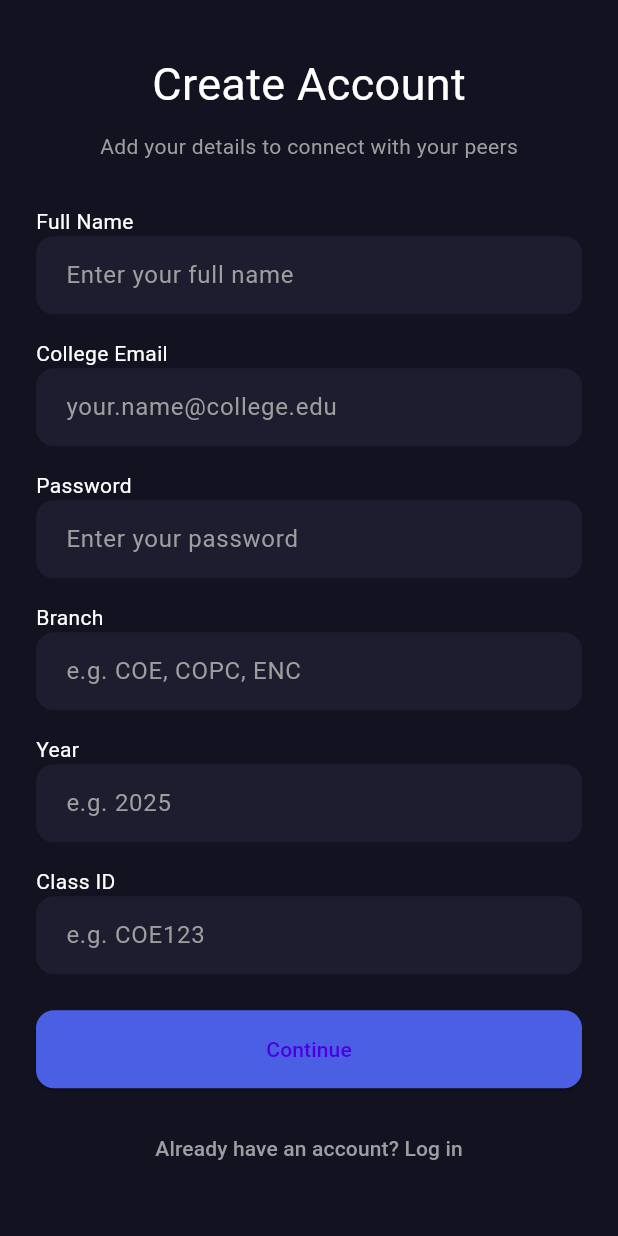
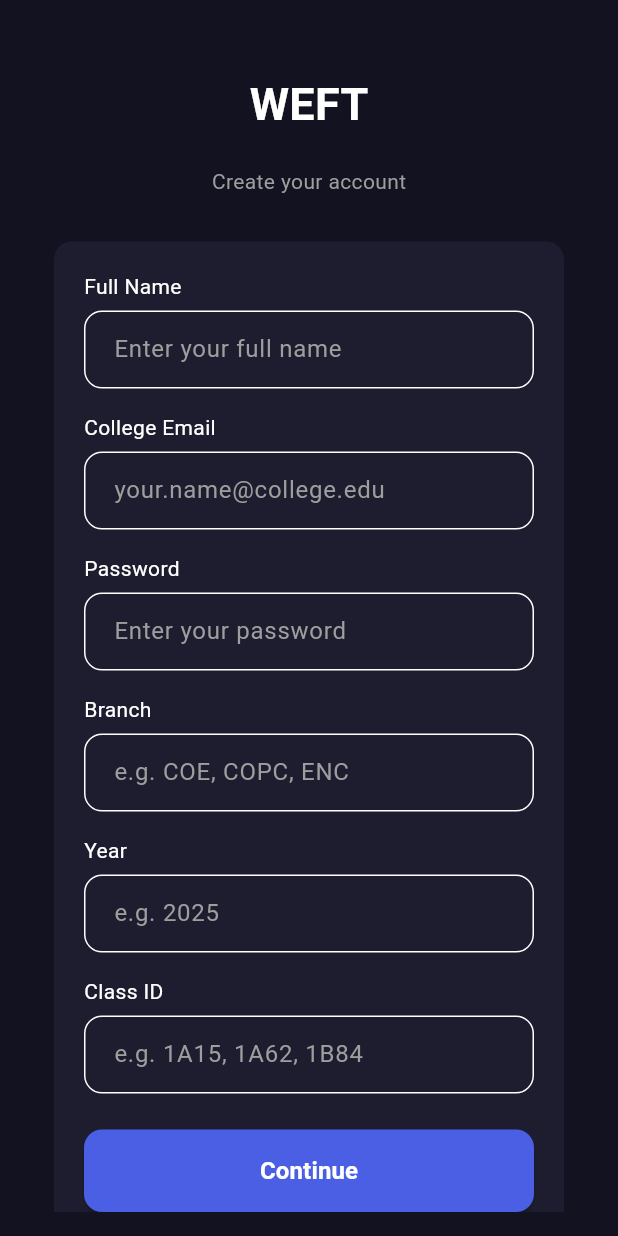
Before and after one commit to WEFT-TIET/FRONTEND, a Flutter app: the screen it shows after launch, after a tap on "Login", after a tap on "Don't have an account? Sign up", on a phone screen of 412 x 824 dp. Run offline on Flutter 3.47's test engine with Material 3 defaults, Android fonts, the phone set to English and light mode, and no system bars; our stand-ins replace flutter_riverpod, flutter_svg, geolocator, google_fonts, shared_preferences.

Commit message:
Login & Signup page theme set

```diff
--- a/frontend_weft/lib/features/auth/view/login_page.dart
+++ b/frontend_weft/lib/features/auth/view/login_page.dart
@@ -29,42 +29,71 @@ class _LoginPageState extends ConsumerState<LoginPage> {
             child: Column(
               children: [
                 const Text(
-                  'Welcome Back!',
-                  style: TextStyle(fontSize: 30, color: Colors.white),
+                  'WEFT',
+                  style: TextStyle(
+                    fontSize: 30,
+                    color: Colors.white,
+                    fontWeight: FontWeight.bold,
                   ),
-                const SizedBox(height: 10),
+                ),
+                const SizedBox(height: 25),
                 const Text(
-                  'Login to your WEFT account',
+                  'Login with your college email',
                   style: TextStyle(color: Colors.grey),
                 ),
                 const SizedBox(height: 30),
-
+                Container(
+                  height: 330,
+                  width: 370,
+                  padding: const EdgeInsets.all(20),
+                  decoration: BoxDecoration(
+                    color: const Color(0xFF1D1D2F),
+                    borderRadius: BorderRadius.circular(12),
+                  ),
+                  child: Column(
+                    children: [
                       _buildLabel("College Email"),
                       _buildInput(emailController, "your.name@college.edu"),
-                const SizedBox(height: 16),
-
+                      const SizedBox(height: 20),
                       _buildLabel("Password"),
-                _buildInput(passwordController, "Enter your password", obscure: true),
-                const SizedBox(height: 30),
-
+                      _buildInput(
+                        passwordController,
+                        "Enter your password",
+                        obscure: true,
+                      ),
+                      const SizedBox(height: 40),
                       SizedBox(
                         width: double.infinity,
                         child: ElevatedButton(
                           onPressed: isLoading ? null : _handleLogin,
                           style: _buttonStyle(),
                           child: isLoading
-                        ? const CircularProgressIndicator(color: Colors.white)
-                        : const Text("Login"),
+                              ? const CircularProgressIndicator(
+                                  color: Colors.white,
+                                )
+                              : const Text(
+                                  "Login",
+                                  style: TextStyle(
+                                    color: Colors.white,
+                                    fontSize: 16,
+                                    fontWeight: FontWeight.bold,
                                   ),
                                 ),
-                const SizedBox(height: 16),
+                        ),
+                      ),
+                    ],
+                  ),
+                ),
+                const SizedBox(height: 20),
 
                 TextButton(
                   onPressed: () {
                     Navigator.pushReplacementNamed(context, '/signup');
                   },
-                  child: const Text("Don't have an account? Sign up",
-                      style: TextStyle(color: Colors.grey)),
+                  child: const Text(
+                    "Don't have an account? Sign up",
+                    style: TextStyle(color: Colors.grey),
+                  ),
                 ),
               ],
             ),
@@ -74,10 +103,19 @@ class _LoginPageState extends ConsumerState<LoginPage> {
     );
   }
 
-  Widget _buildLabel(String text) =>
-      Align(alignment: Alignment.centerLeft, child: Text(text, style: const TextStyle(color: Colors.white)));
+  Widget _buildLabel(String text) => Align(
+    alignment: Alignment.centerLeft,
+    child: Padding(
+      padding: const EdgeInsets.all(6.0),
+      child: Text(text, style: const TextStyle(color: Colors.white)),
+    ),
+  );
 
-  Widget _buildInput(TextEditingController c, String hint, {bool obscure = false}) => TextFormField(
+  Widget _buildInput(
+    TextEditingController c,
+    String hint, {
+    bool obscure = false,
+  }) => TextFormField(
     controller: c,
     obscureText: obscure,
     style: const TextStyle(color: Colors.white),
@@ -86,7 +124,10 @@ class _LoginPageState extends ConsumerState<LoginPage> {
       hintStyle: const TextStyle(color: Colors.grey),
       filled: true,
       fillColor: const Color(0xFF1D1D2F),
-          border: OutlineInputBorder(borderRadius: BorderRadius.circular(12), borderSide: BorderSide.none),
+      border: OutlineInputBorder(
+        borderRadius: BorderRadius.circular(12),
+        borderSide: BorderSide(color: Colors.grey),
+      ),
       contentPadding: const EdgeInsets.symmetric(horizontal: 16, vertical: 14),
     ),
     validator: (v) => v!.isEmpty ? 'Required' : null,
@@ -103,7 +144,9 @@ class _LoginPageState extends ConsumerState<LoginPage> {
 
     setState(() => isLoading = true);
 
-    final success = await ref.read(authViewModelProvider.notifier).login(
+    final success = await ref
+        .read(authViewModelProvider.notifier)
+        .login(
           email: emailController.text.trim(),
           password: passwordController.text.trim(),
           context: context,
--- a/frontend_weft/lib/features/auth/view/signup_page.dart
+++ b/frontend_weft/lib/features/auth/view/signup_page.dart
@@ -25,24 +25,38 @@ class _SignupPageState extends ConsumerState<SignupPage> {
   Widget build(BuildContext context) {
     return Scaffold(
       backgroundColor: const Color(0xFF121221),
-      body: Center(
+      body: SafeArea(
+        child: Padding(
+          padding: const EdgeInsets.all(16.0),
+          child: Center(
             child: SingleChildScrollView(
-          padding: const EdgeInsets.symmetric(horizontal: 24),
+              padding: const EdgeInsets.symmetric(horizontal: 20, vertical: 32),
               child: Form(
                 key: _formKey,
                 child: Column(
                   children: [
                     const Text(
-                  'Create Account',
-                  style: TextStyle(fontSize: 30, color: Colors.white),
+                      'WEFT',
+                      style: TextStyle(
+                        fontSize: 30,
+                        color: Colors.white,
+                        fontWeight: FontWeight.bold,
                       ),
-                const SizedBox(height: 10),
+                    ),
+                    const SizedBox(height: 20),
                     const Text(
-                  'Add your details to connect with your peers',
+                      'Create your account',
                       style: TextStyle(color: Colors.grey),
                     ),
                     const SizedBox(height: 30),
-
+                    Container(
+                      padding: const EdgeInsets.all(20),
+                      decoration: BoxDecoration(
+                        color: const Color(0xFF1D1D2F),
+                        borderRadius: BorderRadius.circular(12),
+                      ),
+                      child: Column(
+                        children: [
                           _buildLabel("Full Name"),
                           _buildInput(nameController, "Enter your full name"),
                           const SizedBox(height: 16),
@@ -64,7 +78,7 @@ class _SignupPageState extends ConsumerState<SignupPage> {
                           const SizedBox(height: 16),
 
                           _buildLabel("Class ID"),
-                _buildInput(classIdController, "e.g. COE123"),
+                          _buildInput(classIdController, "e.g. 1A15, 1A62, 1B84"),
                           const SizedBox(height: 24),
 
                           SizedBox(
@@ -74,19 +88,32 @@ class _SignupPageState extends ConsumerState<SignupPage> {
                               style: _buttonStyle(),
                               child: isLoading
                                   ? const CircularProgressIndicator(color: Colors.white)
-                        : const Text("Continue"),
+                                  : const Text(
+                                      "Continue",
+                                      style: TextStyle(
+                                        color: Colors.white,
+                                        fontSize: 16,
+                                        fontWeight: FontWeight.bold,
+                                      ),
+                                    ),
+                            ),
+                          ),
+                        ],
                       ),
                     ),
                     const SizedBox(height: 16),
-
                     TextButton(
                       onPressed: () {
                         Navigator.pushReplacementNamed(context, '/login');
                       },
-                  child: const Text("Already have an account? Log in",
-                      style: TextStyle(color: Colors.grey)),
+                      child: const Text(
+                        "Already have an account? Log in",
+                        style: TextStyle(color: Colors.grey),
+                      ),
                     ),
                   ],
+                ),
+              ),
             ),
           ),
         ),
@@ -96,11 +123,17 @@ class _SignupPageState extends ConsumerState<SignupPage> {
 
   Widget _buildLabel(String text) => Align(
         alignment: Alignment.centerLeft,
+        child: Padding(
+          padding: const EdgeInsets.only(bottom: 6.0),
           child: Text(text, style: const TextStyle(color: Colors.white)),
+        ),
       );
 
-  Widget _buildInput(TextEditingController controller, String hint,
-          {bool obscure = false}) =>
+  Widget _buildInput(
+    TextEditingController controller,
+    String hint, {
+    bool obscure = false,
+  }) =>
       TextFormField(
         controller: controller,
         obscureText: obscure,
@@ -112,10 +145,9 @@ class _SignupPageState extends ConsumerState<SignupPage> {
           fillColor: const Color(0xFF1D1D2F),
           border: OutlineInputBorder(
             borderRadius: BorderRadius.circular(12),
-            borderSide: BorderSide.none,
+            borderSide: const BorderSide(color: Colors.grey),
           ),
-          contentPadding:
-              const EdgeInsets.symmetric(horizontal: 16, vertical: 14),
+          contentPadding: const EdgeInsets.symmetric(horizontal: 16, vertical: 14),
         ),
         validator: (value) => value!.isEmpty ? 'Required' : null,
       );
@@ -123,9 +155,7 @@ class _SignupPageState extends ConsumerState<SignupPage> {
   ButtonStyle _buttonStyle() => ElevatedButton.styleFrom(
         backgroundColor: const Color(0xFF4A5FE4),
         padding: const EdgeInsets.symmetric(vertical: 16),
-        shape: RoundedRectangleBorder(
-          borderRadius: BorderRadius.circular(12),
-        ),
+        shape: RoundedRectangleBorder(borderRadius: BorderRadius.circular(12)),
       );
 
   void _handleSignup() async {
--- a/frontend_weft/lib/main.dart
+++ b/frontend_weft/lib/main.dart
@@ -38,7 +38,7 @@ class MyApp extends ConsumerWidget {
       debugShowCheckedModeBanner: false,
       title: 'WEFT',
       theme: DarkAppTheme.darkThemeMode,
-      initialRoute: currentUser == null ? '/login' : '/home',
+      initialRoute: currentUser == null ? '/login' : '/signup',
       routes: {
         '/login': (context) => const LoginPage(),
         '/signup': (context) => const SignupPage(),
```
Lines whose indentation alone changed are shown as unchanged.
